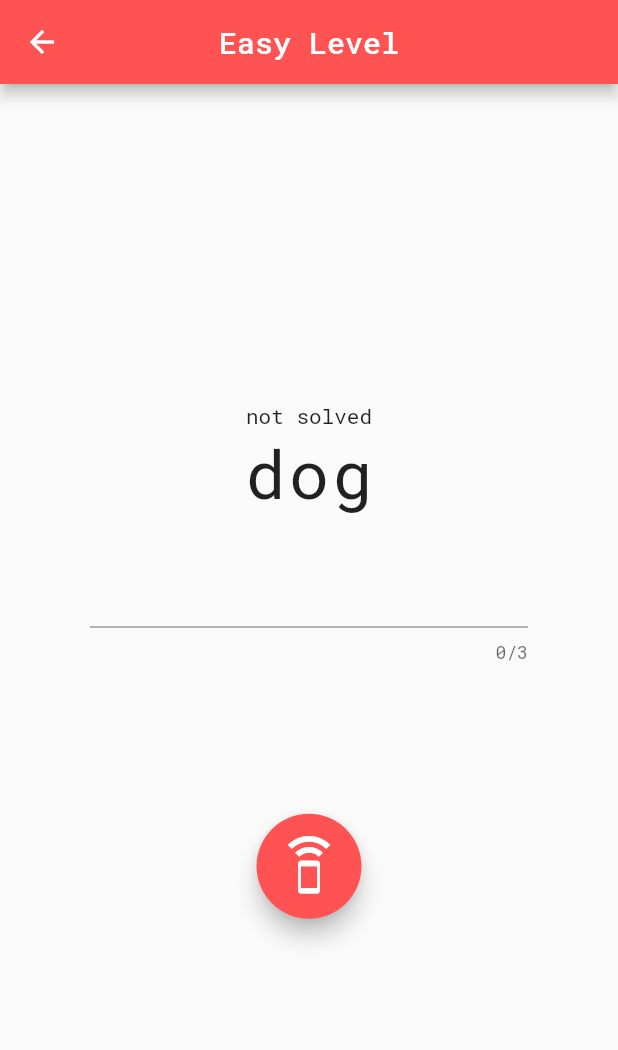
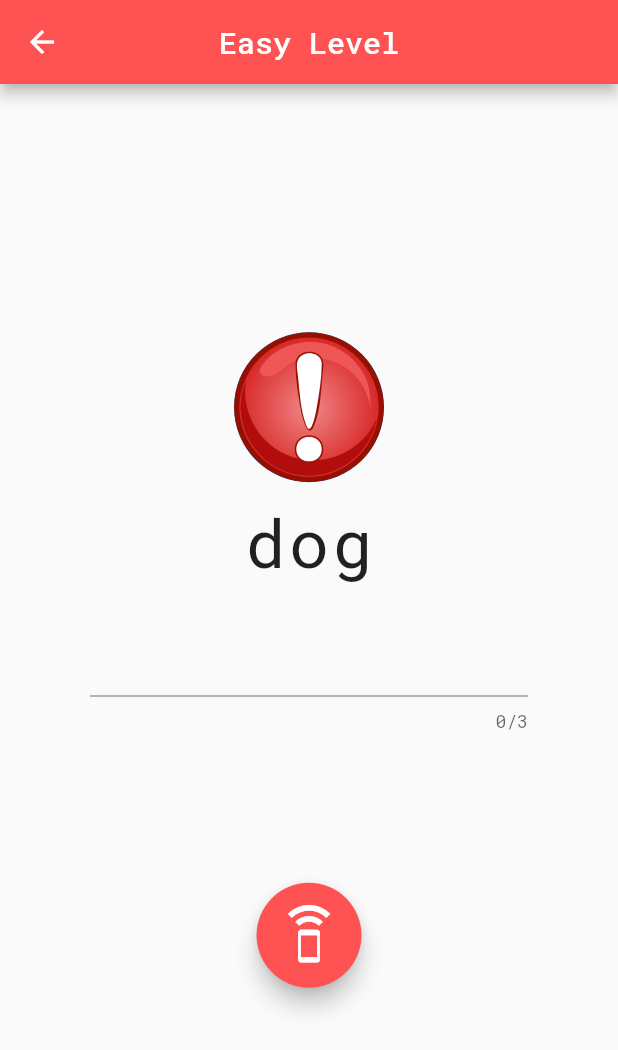
Before and after one commit to AkashRajpurohit/Spell-IT, a Flutter app: the screen it shows after launch, after a tap on "Easy", on a phone screen of 412 x 824 dp. Shown: the top 1050 px of the screen. Run offline on Flutter 3.47's test engine with Material 2 defaults, Android fonts, the phone set to English and light mode, and no system bars; our stand-ins replace flutter_tts, shared_preferences.

```diff
--- a/lib/components/game_screen.dart
+++ b/lib/components/game_screen.dart
@@ -71,7 +71,6 @@ class _GameScreenState extends State<GameScreen> {
   }
 
   getGameScoreList() {
-    print(widget.gameScoreList);
     if(widget.gameScoreList.contains(widget.question)) {
       isSolved = true;
     }
@@ -101,13 +100,17 @@ class _GameScreenState extends State<GameScreen> {
   @override
   Widget build(BuildContext context) {
 
-    String text = isSolved ? 'solved' : 'not solved';
+    String imageUrl = isSolved ? 'correct.gif' : 'warning.png';
 
     return Center(
       child: Column(
         mainAxisAlignment: MainAxisAlignment.center,
         children: <Widget>[
-          Text('$text'),
+          CircleAvatar(
+            backgroundImage: AssetImage('assets/$imageUrl'),
+            radius: 50,
+          ),
+          SizedBox(height: 10.0),
           Text(
             "$question",
             style: TextStyle(
```
Also changed, not shown: assets/correct.gif (added), assets/warning.png (added).
